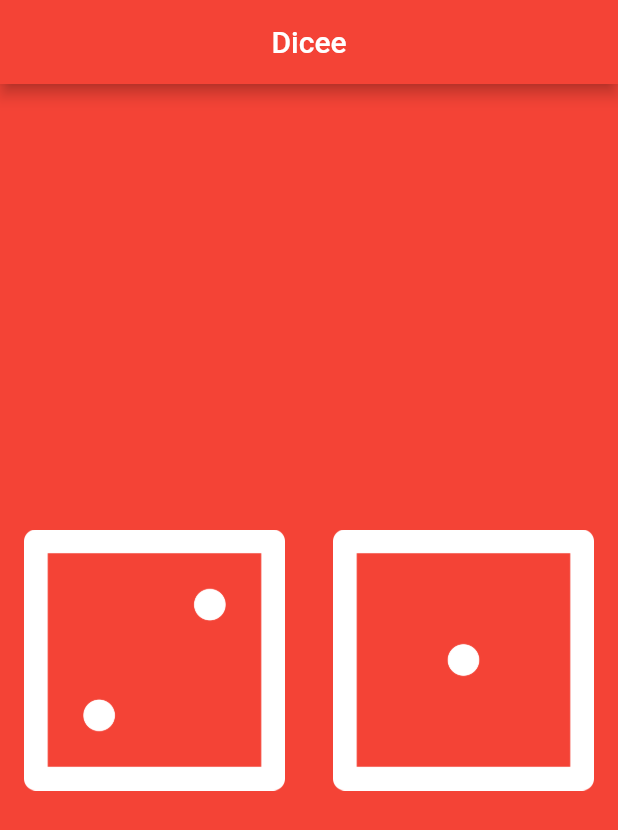
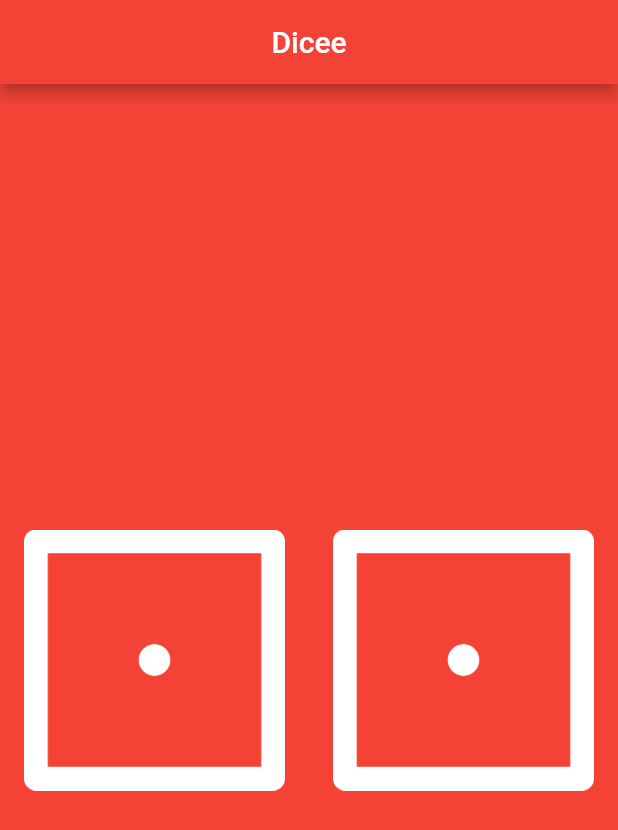
Before and after one commit to Aspabac/daicee_flutter, a Flutter app: the screen it shows after launch, on a phone screen of 412 x 824 dp. Shown: the top 830 px of the screen. Run offline on Flutter 3.47's test engine with Material 2 defaults, Android fonts, the phone set to English and light mode, and no system bars.

Commit message:
Ive made a  function that is interacted with only console so user doesnt know what happens

```diff
--- a/lib/main.dart
+++ b/lib/main.dart
@@ -23,14 +23,18 @@ class DicePage extends StatelessWidget {
       child: Row(
         children: [
           Expanded(
-            child: Padding(
-              padding: const EdgeInsets.all(16.0),
-              child: Image.asset('images/dice2.png'),
+            child: FlatButton(
+              onPressed: () {
+                print('Left button get pressed.');
+              },
+              child: Image.asset('images/dice1.png'),
             ),
           ),
           Expanded(
-            child: Padding(
-              padding: const EdgeInsets.all(16.0),
+            child: FlatButton(
+              onPressed: () {
+                print('Right button got pressed');
+                },
               child: Image.asset('images/dice1.png'),
             ),
           ),
```
